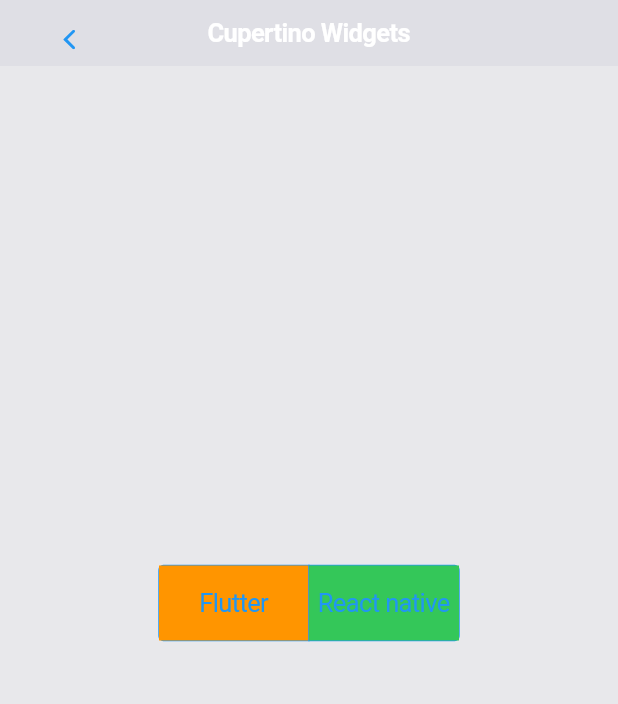
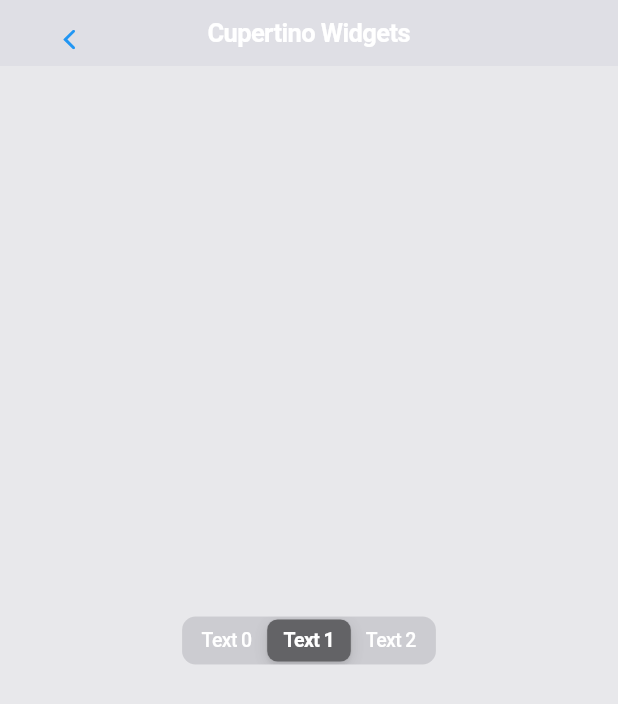
Before and after one commit to apurva010/CupertinoWidgets-Practice, a Flutter app: the screen it shows after launch, on a phone screen of 412 x 824 dp. Shown: the top 704 px of the screen. Run offline on Flutter 3.47's test engine with Material 2 defaults, Android fonts, the phone set to English and light mode, and no system bars.

Commit message:
Cupertino Sliding Segmented Control

```diff
--- a/lib/views/cupertino_widgets.dart
+++ b/lib/views/cupertino_widgets.dart
@@ -23,10 +23,53 @@ class _CupertinoWidgetsState extends State<CupertinoWidgets> {
             "Cupertino Widgets",
           ),
         ),
-        child: Center(
-          child: CupertinoSegmentedControlWidget(),
+        child: const Center(
+          child: CupertinoSlidingSegmentedControlWidget(),
         ),
       ),
+    );
+  }
+}
+
+class CupertinoSlidingSegmentedControlWidget extends StatefulWidget {
+  const CupertinoSlidingSegmentedControlWidget({Key? key}) : super(key: key);
+
+  @override
+  State<CupertinoSlidingSegmentedControlWidget> createState() =>
+      _CupertinoSlidingSegmentedControlWidgetState();
+}
+
+class _CupertinoSlidingSegmentedControlWidgetState
+    extends State<CupertinoSlidingSegmentedControlWidget> {
+  int sliding = 1;
+  @override
+  Widget build(BuildContext context) {
+    return Column(
+      mainAxisSize: MainAxisSize.min,
+      children: [
+        const SizedBox(
+          height: 30,
+        ),
+        CupertinoSlidingSegmentedControl(
+          children: const {
+            0: Text(
+              "Text 0",
+            ),
+            1: Text(
+              "Text 1",
+            ),
+            2: Text(
+              "Text 2",
+            ),
+          },
+          groupValue: sliding,
+          onValueChanged: (changeVal) {
+            setState(() {
+              sliding = changeVal!;
+            });
+          },
+        ),
+      ],
     );
   }
 }
@@ -54,13 +97,13 @@ class _CupertinoSegmentedControlWidgetState
               color: CupertinoColors.activeOrange,
               height: 50,
               width: 100,
-              child: Center(child: const Text("Flutter")),
+              child: const Center(child: Text("Flutter")),
             ),
             'React Native': Container(
               color: CupertinoColors.activeGreen,
               height: 50,
               width: 100,
-              child: Center(child: const Text("React native")),
+              child: const Center(child: Text("React native")),
             ),
           },
           onValueChanged: (changeVal) {
```
